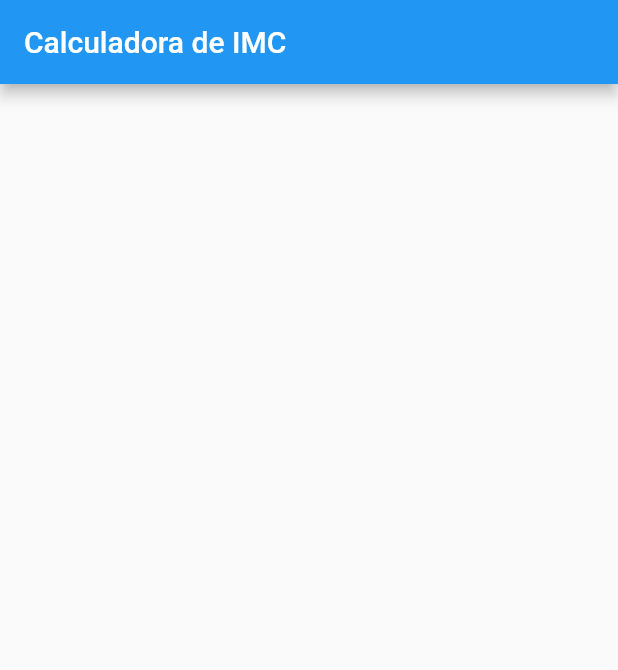
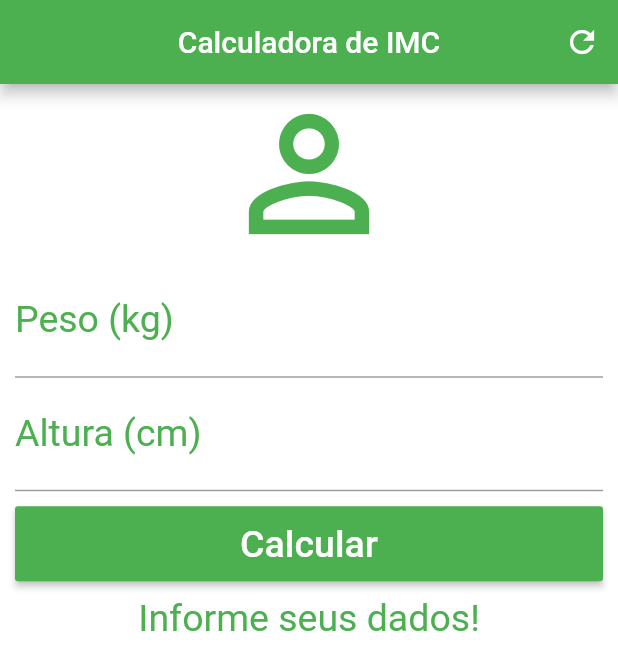
Before and after one commit to Yagovcb/calculadora_imc, a Flutter app: the screen it shows after launch, on a phone screen of 412 x 824 dp. Shown: the top 670 px of the screen. Run offline on Flutter 3.47's test engine with Material 2 defaults, Android fonts, the phone set to English and light mode, and no system bars.

Commit message:
Initial commit

```diff
--- a/lib/main.dart
+++ b/lib/main.dart
@@ -12,11 +12,120 @@ class Home extends StatefulWidget {
 }
 
 class _HomeState extends State<Home> {
+
+  TextEditingController weightController = TextEditingController();
+  TextEditingController heigthController = TextEditingController();
+  GlobalKey<FormState> _formKey = GlobalKey<FormState>();
+  String _infoText = "Informe seus dados!";
+
+
+  void _resetFields(){
+    weightController.text = "";
+    heigthController.text = "";
+    setState(() {
+      _infoText = "Informe seus dados!";
+      _formKey = GlobalKey<FormState>();
+    });
+  }
+
+  void _calculate(){
+    setState(() {
+      double peso = double.parse(weightController.text);
+      double altura = double.parse(heigthController.text) / 100;
+
+      double imc = peso / (altura * altura);
+
+      if( imc < 18.6){
+        _infoText = "Abaixo do Peso (${imc.toStringAsPrecision(4)})!";
+      } else if (imc >= 18.6 && imc < 24.9) {
+        _infoText = "Peso Ideal (${imc.toStringAsPrecision(4)})!";
+      } else if (imc >= 24.9 && imc < 29.9) {
+        _infoText = "Levemente acima do Peso (${imc.toStringAsPrecision(4)})!";
+      } else if (imc >= 29.9 && imc < 34.9) {
+        _infoText = "Obesidade Grau I (${imc.toStringAsPrecision(4)})!";
+      } else if (imc >= 34.9 && imc < 39.9) {
+        _infoText = "Obesidade Grau II (${imc.toStringAsPrecision(4)})!";
+      } else if (imc >= 40.0) {
+        _infoText = "Obesidade Grau III (${imc.toStringAsPrecision(4)})!";
+      }
+
+    });
+  }
+
+
   @override
   Widget build(BuildContext context) {
     return Scaffold(
       appBar: AppBar(
         title: Text("Calculadora de IMC"),
+        centerTitle: true,
+        backgroundColor: Colors.green,
+        actions: [
+          IconButton(
+            icon: Icon(Icons.refresh),
+            onPressed: _resetFields,
+          )
+        ],
+      ),
+      backgroundColor: Colors.white,
+      body: SingleChildScrollView(
+        padding: EdgeInsets.fromLTRB(10.0, 0.0, 10.0, 10.0),
+        child: Form(
+          key: _formKey,
+          child: Column(
+            crossAxisAlignment: CrossAxisAlignment.stretch,
+            children: [
+              Icon(Icons.person_outline, size: 120.0, color: Colors.green, ),
+              TextFormField(keyboardType: TextInputType.number, decoration: InputDecoration(
+                labelText: "Peso (kg)",
+                labelStyle: TextStyle(color: Colors.green),
+              ),
+                textAlign: TextAlign.center,
+                style: TextStyle(color: Colors.green, fontSize: 25.0),
+                controller: weightController,
+                validator: (value) {
+                  if(value.isEmpty){
+                    return "Insira sua Altura!";
+                  }
+                },
+              ),
+              TextFormField(keyboardType: TextInputType.number, decoration: InputDecoration(
+                labelText: "Altura (cm)",
+                labelStyle: TextStyle(color: Colors.green),
+              ),
+                textAlign: TextAlign.center,
+                style: TextStyle(color: Colors.green, fontSize: 25.0),
+                controller: heigthController,
+                validator: (value) {
+                  if(value.isEmpty){
+                    return "Insira seu peso!";
+                  }
+                },
+              ),
+              Padding(padding: EdgeInsets.only(top: 10.0, bottom: 10.0),
+                child: Container(
+                  height: 50.0,
+                  child: RaisedButton(
+                    onPressed: () {
+                      if(_formKey.currentState.validate()) {
+                        _calculate();
+                      }
+                    },
+                    child: Text("Calcular", style: TextStyle(color: Colors.white, fontSize: 25.0),),
+                    color: Colors.green,
+                  ),
+                ),
+              ),
+              Padding(padding: EdgeInsets.only(top: 0.0, bottom: 10.0),
+                child: Text(
+                  _infoText,
+                  textAlign: TextAlign.center,
+                  style: TextStyle(color: Colors.green, fontSize: 25.0),
+                ) ,
+              )
+            ],
+          ),
+        ),
       ),
     );
   }
```
